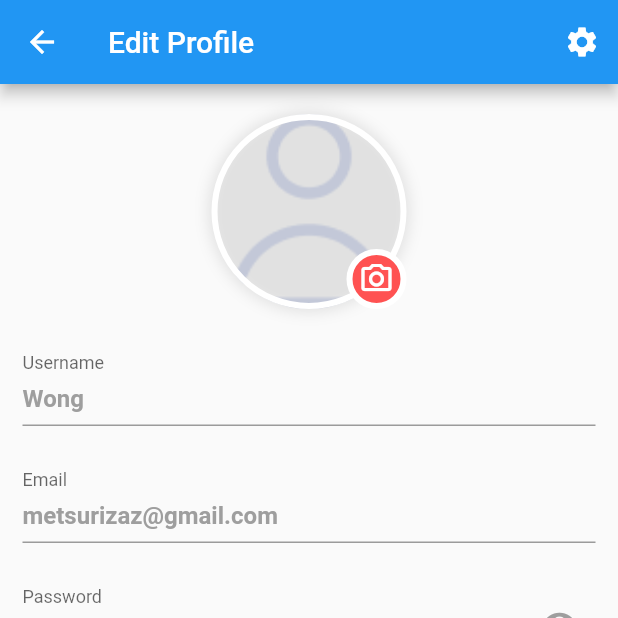
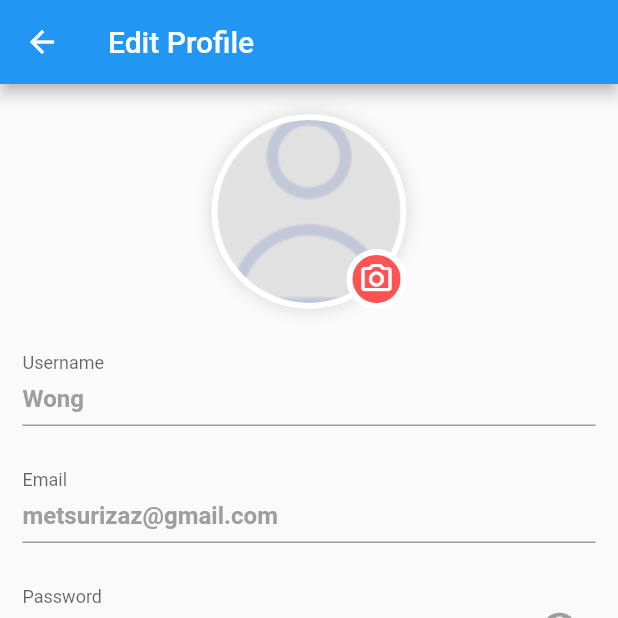
Before and after one commit to MuhammadRifan/-Proyek-Capstone-CSD-095, a Flutter app: the EditProfile screen opened directly, on a phone screen of 412 x 824 dp, the top half of it. Run offline on Flutter 3.47's test engine with Material 2 defaults, Android fonts, the phone set to English and light mode, and no system bars; our stand-ins replace another_flushbar, cached_network_image, cloud_firestore, firebase_auth, firebase_core, firebase_storage and 7 more; accounts and stored records are empty; network calls fail.

Commit message:
add edit profile

```diff
--- a/lib/screens/home/edit_profile.dart
+++ b/lib/screens/home/edit_profile.dart
@@ -16,18 +16,16 @@ class _EditProfileState extends State<EditProfile> {
     return Scaffold(
       appBar: AppBar(
         title: Text('Edit Profile'),
-          leading: IconButton(
-  onPressed: () {},
-  icon: Icon(
-  Icons.arrow_back,
-  color: Colors.white,),
+          leading:
+            IconButton(
+                onPressed: () {
+                Navigator.pop(context);
+                },
+              icon: const Icon(
+              Icons.arrow_back,
+                color: Colors.white,
           ),
-        actions: [
-          IconButton(
-              onPressed: (){},
-              icon: Icon(Icons.settings,
-                  color: Colors.white))
-        ],
+          ),
   ),
       body: Container(
         padding: EdgeInsets.only(left: 15,top: 20,right: 15),
```
